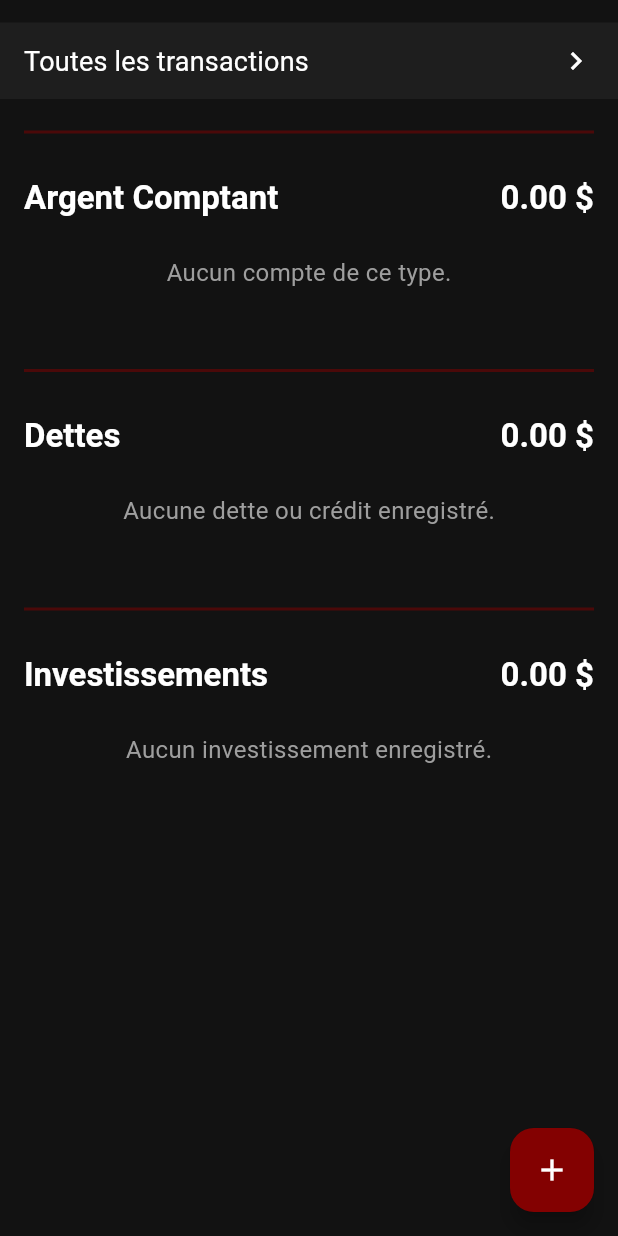
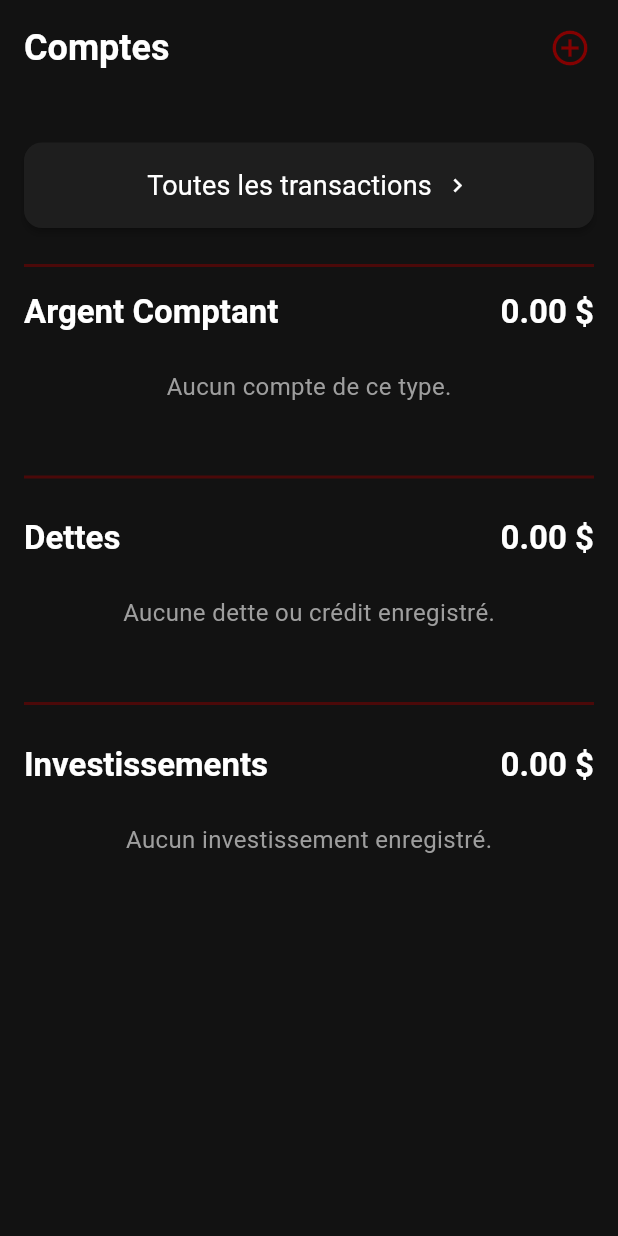
Before and after one commit to XBurnsX/ToutieBudgetFlutter, a Flutter app: the EcranListeComptes screen opened directly, on a phone screen of 412 x 824 dp. Run offline on Flutter 3.47's test engine with Material 3 defaults, Android fonts, the phone set to English and light mode, and no system bars; our stand-ins replace cloud_firestore, firebase_auth, firebase_core, flutter_colorpicker; accounts and stored records are empty; network calls fail.

Commit message:
Base du budget

```diff
--- a/lib/pages/ecran_liste_comptes.dart
+++ b/lib/pages/ecran_liste_comptes.dart
@@ -1,18 +1,9 @@
 import 'package:flutter/material.dart';
-import 'package:toutie_budget/models/compte_model.dart'; // Assurez-vous que ce chemin est correct
+import 'package:toutie_budget/models/compte_model.dart';
 import 'package:firebase_auth/firebase_auth.dart';
 import 'package:cloud_firestore/cloud_firestore.dart';
-
 import 'ecran_creation_compte.dart.dart';
 
-// --- IMPORT DE VOTRE PAGE DE CRÉATION DE COMPTE ---
-// Assurez-vous que ce chemin est correct et que le fichier existe
-// Par exemple:
-// import 'package:toutie_budget/pages/creation_compte/ecran_creation_compte.dart';
-// Ou si dans le même dossier (moins probable pour une structure de projet propre):
-
-
-// --- L'ÉCRAN LUI-MÊME ---
 class EcranListeComptes extends StatefulWidget {
   const EcranListeComptes({super.key});
 
@@ -29,7 +20,6 @@ class _EcranListeComptesState extends State<EcranListeComptes> {
     _currentUser = FirebaseAuth.instance.currentUser;
   }
 
-  // Helper pour construire un Compte depuis un DocumentSnapshot
   Compte _compteFromSnapshot(DocumentSnapshot doc) {
     Map<String, dynamic> data = doc.data()! as Map<String, dynamic>;
     return Compte(
@@ -44,21 +34,15 @@ class _EcranListeComptesState extends State<EcranListeComptes> {
         orElse: () => TypeDeCompte.compteBancaire,
       ),
       solde: (data['soldeActuel'] as num?)?.toDouble() ?? 0.0,
-      couleurValue: data['couleurValue'] as int? ??
-          Colors.blue.value, // Utilisation de couleurValue
-      // dateCreation: (data['dateCreation'] as Timestamp?)?.toDate(),
+      couleurValue: data['couleurValue'] as int? ?? Colors.blue.value,
     );
   }
 
-  // --- MÉTHODE DE NAVIGATION VERS L'ÉCRAN DE CRÉATION ---
   void _naviguerVersCreationCompte() {
     Navigator.push(
       context,
-      MaterialPageRoute(builder: (
-          context) => const EcranCreationCompte()), // Utilise EcranCreationCompte importé
+      MaterialPageRoute(builder: (context) => const EcranCreationCompte()),
     ).then((resultat) {
-      // Le StreamBuilder devrait gérer la mise à jour automatiquement
-      // si un compte est ajouté dans Firestore.
       if (resultat == true) {
         print(
             "Retour de la création de compte, mise à jour via StreamBuilder attendue.");
@@ -105,10 +89,6 @@ class _EcranListeComptesState extends State<EcranListeComptes> {
               body: Center(child: CircularProgressIndicator()));
         }
 
-        // Si l'utilisateur est connecté mais n'a aucun compte,
-        // _buildComptesUI sera appelé avec une liste vide et affichera
-        // les messages "Aucun compte" dans les sections.
-        // Le FAB sera toujours présent pour ajouter le premier compte.
         final List<Compte> tousLesComptes = snapshot.data?.docs.map(
             _compteFromSnapshot).toList() ?? [];
 
@@ -117,7 +97,6 @@ class _EcranListeComptesState extends State<EcranListeComptes> {
     );
   }
 
-  // Nouvelle méthode pour construire l'interface utilisateur des comptes
   Widget _buildComptesUI(BuildContext context, ThemeData theme,
       List<Compte> tousLesComptes) {
     List<Compte> getComptesCourants() =>
@@ -131,7 +110,6 @@ class _EcranListeComptesState extends State<EcranListeComptes> {
         tousLesComptes
             .where((c) => c.type == TypeDeCompte.investissement)
             .toList();
-
     double getSoldeTotal(List<Compte> comptes) =>
         comptes.fold(0.0, (sum, item) => sum + item.solde);
 
@@ -143,34 +121,69 @@ class _EcranListeComptesState extends State<EcranListeComptes> {
     final soldeTotalInvestissements = getSoldeTotal(comptesInvestissements);
 
     return Scaffold(
-      body: ListView(
+      body: SafeArea(
+        child: Column(
           children: <Widget>[
-          const SizedBox(height: 15.0),
-          Material(
-            color: theme.cardColor,
-            child: InkWell(
-              onTap: () {
-                print("Bandeau Toutes les transactions cliqué");
-                // TODO: Naviguer vers l'écran de toutes les transactions
-              },
-              child: Container(
-                padding: const EdgeInsets.symmetric(
-                    horizontal: 16.0, vertical: 12.0),
+            Padding(
+              padding: const EdgeInsets.only(
+                  top: 8.0, left: 16.0, right: 8.0, bottom: 16.0),
               child: Row(
                 mainAxisAlignment: MainAxisAlignment.spaceBetween,
                 children: <Widget>[
-                    Text('Toutes les transactions',
-                        style: theme.textTheme.titleMedium),
-                    Icon(Icons.chevron_right,
-                        color: theme.textTheme.titleMedium?.color),
+                  Text(
+                    'Comptes',
+                    style: theme.textTheme.headlineSmall?.copyWith(
+                      fontWeight: FontWeight.bold,
+                    ),
+                  ),
+                  IconButton(
+                    icon: Icon(Icons.add_circle_outline,
+                        color: theme.colorScheme.primary, size: 28.0),
+                    tooltip: 'Ajouter un compte',
+                    onPressed: _naviguerVersCreationCompte,
+                  ),
+                ],
+              ),
+            ),
+            const SizedBox(height: 15.0),
+            Expanded(
+              child: ListView(
+                children: <Widget>[
+                  Padding(
+                    padding: const EdgeInsets.symmetric(horizontal: 16.0, vertical: 8.0), // ! padding entre Compte / Transaction
+                    child: ElevatedButton(
+                      style: ElevatedButton.styleFrom(
+                        backgroundColor: theme.colorScheme.surface, // Couleur de fond du bouton, peut être theme.cardColor ou autre
+                        foregroundColor: theme.colorScheme.onSurface, // Couleur du texte et de l'icône
+                        padding: const EdgeInsets.symmetric(horizontal: 24.0, vertical: 15.0), // Padding interne du bouton
+                        shape: RoundedRectangleBorder(
+                          borderRadius: BorderRadius.circular(12.0),
+                        ),
+                        elevation: 2.0,
+                        // minimumSize: const Size(double.infinity, 50), // LIGNE MODIFIÉE/SUPPRIMÉE
+                      ),
+                      onPressed: () {
+                        print("Bouton Toutes les transactions cliqué");
+                        // TODO: Naviguer vers l'écran de toutes les transactions
+                      },
+                      child: Row(
+                        mainAxisSize: MainAxisSize.min, // Important pour que le Row ne s'étende pas inutilement
+                        mainAxisAlignment: MainAxisAlignment.spaceBetween, // Ceci aura moins d'effet si le Row est min
+                        children: <Widget>[
+                          Text(
+                            'Toutes les transactions',
+                            style: theme.textTheme.titleMedium,
+                          ),
+                          const SizedBox(width: 8), // Petit espace entre texte et icône
+                          Icon(
+                            Icons.chevron_right,
+                          ),
                         ],
                       ),
                     ),
                   ),
-          ),
+                  const SizedBox(height: 10.0), // ! Padding entre Toute les transaction et les comptes
                   _buildSectionDivider(context),
-
-          // SECTION "ARGENT COMPTANT"
                   _buildSectionComptes(
                     context,
                     theme,
@@ -182,12 +195,11 @@ class _EcranListeComptesState extends State<EcranListeComptes> {
                     messageSiVide: 'Aucun compte de ce type.',
                     onCompteTap: (compte) {
                       print('Compte ${compte.nom} cliqué (ID: ${compte.id})');
-              // TODO: Naviguer vers les détails/transactions du compte
                     },
                   ),
+                  const SizedBox(height: 10.0), // ! Padding entre Argent Comptant / Divider
                   _buildSectionDivider(context),
-
-          // --- SECTION DETTES ---
+                  const SizedBox(height: 10.0), // ! Padding entre Divider et les dettes
                   _buildSectionComptes(
                     context,
                     theme,
@@ -195,23 +207,20 @@ class _EcranListeComptesState extends State<EcranListeComptes> {
                     comptes: comptesDettes,
                     soldeTotal: soldeTotalDettes,
                     couleurSoldePositif: Colors.orangeAccent,
-            // Souvent affiché comme positif (ex: limite de crédit)
                     couleurSoldeZero: theme.colorScheme.onSurface,
                     couleurSoldeNegatif: Colors.orangeAccent,
-            // Ou une autre couleur pour les dettes
                     messageSiVide: 'Aucune dette ou crédit enregistré.',
                     onCompteTap: (compte) {
                       print('Compte ${compte.type
                           .toString()
                           .split('.')
                           .last} ${compte.nom} cliqué (ID: ${compte.id})');
-              // TODO: Naviguer vers les détails/transactions du compte de dette/crédit
                     },
-            typeDeComptesAfficherNomType: true, // Pour afficher "Dette" ou "Crédit" avant le nom
+                    typeDeComptesAfficherNomType: true,
                   ),
+                  const SizedBox(height: 10.0), // ! Padding entre Argent Dettes / Divider
                   _buildSectionDivider(context),
-
-          // --- SECTION INVESTISSEMENTS ---
+                  const SizedBox(height: 10.0), // ! Padding entre Divider et les investissement
                   _buildSectionComptes(
                     context,
                     theme,
@@ -222,55 +231,40 @@ class _EcranListeComptesState extends State<EcranListeComptes> {
                     couleurSoldeNegatif: Colors.redAccent,
                     messageSiVide: 'Aucun investissement enregistré.',
                     onCompteTap: (compte) {
-              print('Compte d\'investissement ${compte.nom} cliqué (ID: ${compte
-                  .id})');
-              // TODO: Naviguer vers les détails/transactions du compte d'investissement
+                      print('Compte d\'investissement ${compte
+                          .nom} cliqué (ID: ${compte.id})');
                     },
                   ),
-          const SizedBox(height: 80),
-          // Espace pour le FAB ne pas masquer le dernier élément
+                  const SizedBox(height: 24.0),
                 ],
               ),
-      // --- AJOUT DU FLOATINGACTIONBUTTON ---
-      floatingActionButton: FloatingActionButton(
-        onPressed: _naviguerVersCreationCompte,
-        tooltip: 'Ajouter un compte',
-        backgroundColor: theme.colorScheme.primary,
-        // Couleur du thème pour le FAB
-        child: const Icon(Icons.add, color: Colors.white), // Icône blanche
             ),
-      floatingActionButtonLocation: FloatingActionButtonLocation
-          .endFloat, // Position par défaut
+          ],
+        ),
+      ),
     );
   }
 
-  // Helper widget pour les diviseurs de section
   Widget _buildSectionDivider(BuildContext context) {
+    const double verticalPaddingValue = 8.0;
     return Column(
       children: [
-        const Padding(padding: EdgeInsets.symmetric(vertical: 4.0)),
-        // Espace avant
-        Padding(
-          padding: const EdgeInsets.symmetric(vertical: 4.0),
-          child: Divider(
+        const SizedBox(height: verticalPaddingValue),
+        Divider(
           color: Theme
               .of(context)
               .dividerColor
               .withOpacity(0.5),
           thickness: 2,
-            // Un peu plus fin peut-être
-            height: 20,
+          height: 0,
           indent: 16,
           endIndent: 16,
         ),
-        ),
-        const Padding(padding: EdgeInsets.symmetric(vertical: 4.0)),
-        // Espace après
+        const SizedBox(height: verticalPaddingValue),
       ],
     );
   }
 
-  // Helper widget pour construire une section de comptes (factorisation)
   Widget _buildSectionComptes(BuildContext context,
       ThemeData theme, {
         required String titreSection,
@@ -294,14 +288,12 @@ class _EcranListeComptesState extends State<EcranListeComptes> {
 
     return Padding(
       padding: const EdgeInsets.symmetric(horizontal: 16.0),
-      // Padding horizontal pour la section
       child: Column(
         crossAxisAlignment: CrossAxisAlignment.start,
         children: [
-          Padding( // Padding pour le titre de la section
+          Padding(
             padding: const EdgeInsets.only(
                 left: 0.0, right: 0.0, top: 8.0, bottom: 8.0),
-            // Ajusté le padding pour le titre
             child: Row(
               mainAxisAlignment: MainAxisAlignment.spaceBetween,
               children: [
@@ -315,7 +307,6 @@ class _EcranListeComptesState extends State<EcranListeComptes> {
               ],
             ),
           ),
-          // const SizedBox(height: 8.0), // Peut-être pas nécessaire si le padding du titre est suffisant
           if (comptes.isEmpty)
             Padding(
               padding: const EdgeInsets.symmetric(vertical: 16.0),
@@ -342,31 +333,24 @@ class _EcranListeComptesState extends State<EcranListeComptes> {
                 Color couleurSoldeCompte;
                 if (compte.solde == 0 && (compte.type == TypeDeCompte.dette ||
                     compte.type == TypeDeCompte.credit)) {
-                  couleurSoldeCompte = theme.colorScheme
-                      .onSurface; // Gris pour dettes/crédits à zéro
+                  couleurSoldeCompte = theme.colorScheme.onSurface;
                 } else if (compte.type == TypeDeCompte.dette ||
                     compte.type == TypeDeCompte.credit) {
-                  couleurSoldeCompte = Colors
-                      .orangeAccent; // Orange pour dettes/crédits non nuls
+                  couleurSoldeCompte = Colors.orangeAccent;
                 } else if (compte.solde >= 0) {
-                  couleurSoldeCompte = theme.colorScheme
-                      .onSurface; // Couleur par défaut pour positif ou vert
+                  couleurSoldeCompte = theme.colorScheme.onSurface;
                 } else {
-                  couleurSoldeCompte = Colors.redAccent; // Rouge pour négatif
+                  couleurSoldeCompte = Colors.redAccent;
                 }
-
 
                 return Card(
                   elevation: 2.0,
-                  // Petite ombre subtile
                   margin: const EdgeInsets.symmetric(vertical: 4.0),
-                  // Espace entre les cards
                   shape: RoundedRectangleBorder(
                       borderRadius: BorderRadius.circular(8.0)),
                   child: ListTile(
                     leading: CircleAvatar(
                       backgroundColor: compte.couleur,
-                      // Utilisation de la couleur du compte
                       child: Text(compte.nom.isNotEmpty
                           ? compte.nom[0].toUpperCase()
                           : '?', style: const TextStyle(
@@ -386,53 +370,15 @@ class _EcranListeComptesState extends State<EcranListeComptes> {
               },
             ),
           const SizedBox(height: 16.0),
-          // Espace en bas de la section
         ],
       ),
     );
   }
 }
 
-// Extension pour capitaliser la première lettre (utilisée pour le nom du type de compte)
 extension StringExtension on String {
   String capitalize() {
     if (isEmpty) return this;
     return "${this[0].toUpperCase()}${substring(1).toLowerCase()}";
   }
 }
-
-
-// --- PLACEHOLDER POUR EcranCreationCompte ---
-// Vous devriez avoir votre propre page bien sûr, mais pour que ce fichier soit testable
-// si vous n'avez pas encore lié le vrai fichier EcranCreationCompte.
-// Si vous avez votre fichier `ecran_creation_compte.dart` fonctionnel,
-// vous pouvez supprimer ce placeholder et vous assurer que l'import en haut est correct.
-
-// class EcranCreationCompte extends StatelessWidget {
-//   const EcranCreationCompte({super.key});
-//
-//   @override
-//   Widget build(BuildContext context) {
-//     return Scaffold(
-//       appBar: AppBar(
-//         title: const Text('Créer un Nouveau Compte (Placeholder)'),
-//       ),
-//       body: Center(
-//         child: Column(
-//           mainAxisAlignment: MainAxisAlignment.center,
-//           children: [
-//             const Text('Formulaire de création de compte ici.'),
-//             const SizedBox(height: 20),
-//             ElevatedButton(
-//               onPressed: () {
-//                 // Simule la création et retourne true
-//                 Navigator.pop(context, true);
-//               },
-//               child: const Text('Simuler la création et retourner'),
-//             )
-//           ],
-//         ),
-//       ),
-//     );
-//   }
-// }
```
Lines whose indentation alone changed are shown as unchanged.
